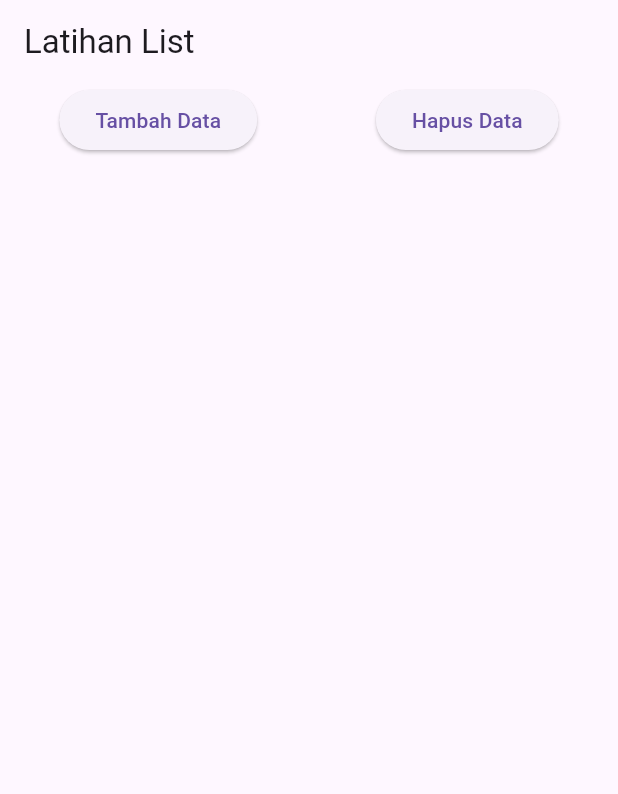
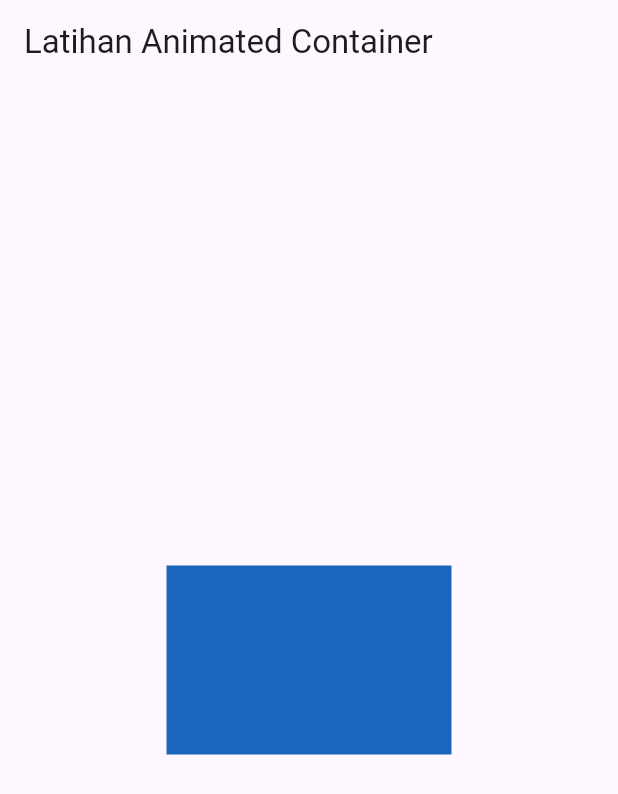
Before and after one commit to Falllll/belajar-flutter, a Flutter app: the screen it shows after launch, on a phone screen of 412 x 824 dp. Shown: the top 794 px of the screen. Run offline on Flutter 3.47's test engine with Material 3 defaults, Android fonts, the light colour scheme and no system bars.

Commit message:
Animated Container & Gesture Detector

```diff
--- a/lib/main.dart
+++ b/lib/main.dart
@@ -1,3 +1,4 @@
+import 'dart:math';
 import 'package:flutter/material.dart';
 
 void main() {
@@ -12,40 +13,26 @@ class MyApp extends StatefulWidget {
 }
 
 class _MyAppState extends State<MyApp> {
-  List<Widget> widgets = [];
-  int counter = 1;
-
+  Random random = Random();
   @override
   Widget build(BuildContext context) {
     return MaterialApp(
       home: Scaffold(
-        appBar: AppBar(
-          title: Text("Latihan List"),
+        appBar: AppBar(title: Text("Latihan Animated Container"),),
+        body: Center(
+          child: GestureDetector(
+            onTap: (){
+              setState(() {
+
+              });
+            },
+            child: AnimatedContainer(
+            color: Color.fromARGB(255, random.nextInt(256), random.nextInt(256), random.nextInt(256)),
+            duration: Duration(seconds: 1),
+            width: 50.0 + random.nextInt(251),
+            height: 50.0 + random.nextInt(251),
+          ),
         ),
-        body: Column(
-          children: <Widget>[
-            Row(
-              mainAxisAlignment: MainAxisAlignment.spaceAround,
-              children: <Widget>[
-                ElevatedButton(onPressed: (){
-                  setState(() {
-                    widgets.add(Text("Data ke-" + counter.toString()));
-                    counter++;
-                  });
-                }, child: Text("Tambah Data")),
-                ElevatedButton(onPressed: (){
-                  setState(() {
-                    widgets.removeLast();
-                    counter--;
-                  });
-                }, child: Text("Hapus Data"))
-              ],
-            ),
-            Column(
-              crossAxisAlignment: CrossAxisAlignment.start,
-              children: widgets,
-            )
-          ],
         ),
       ),
     );
```
